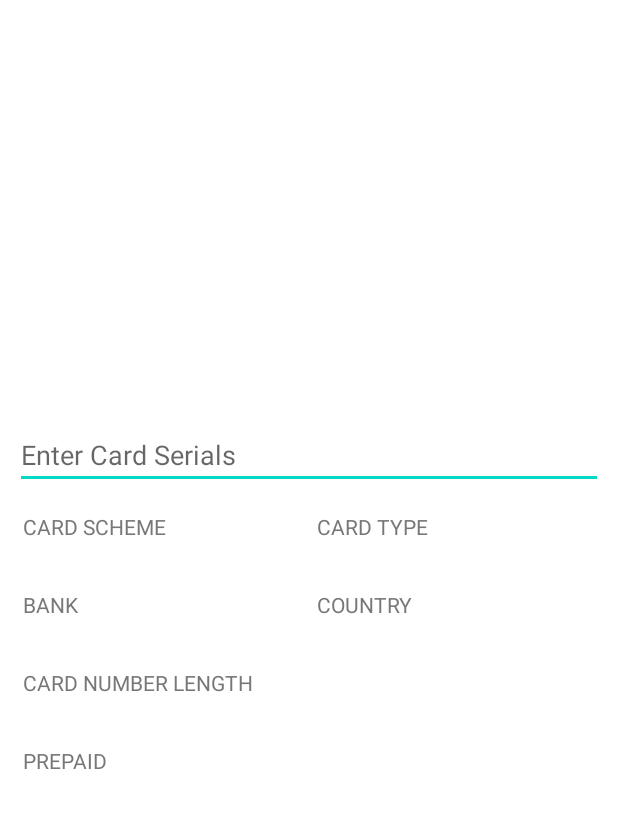
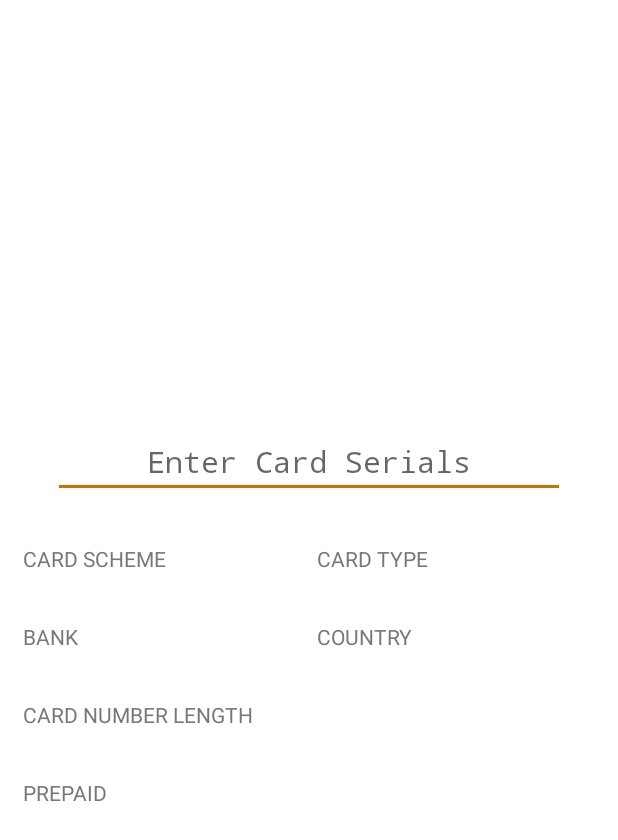
Before and after one commit to alexeluro/CardVerifier, an Android app: the layout activity_main.xml on its own in the app's theme, with its tools: preview values and no code run, on a phone screen of 412 x 824 dp. Shown: the top 840 px of the screen. Run offline under Robolectric (Android 15) with nearby library versions, the phone set to English and light mode, and no system bars; Roboto replaces fonts that are not available here.

Commit message:
app complete

```diff
--- a/app/src/main/AndroidManifest.xml
+++ b/app/src/main/AndroidManifest.xml
@@ -3,6 +3,8 @@
     package="com.inspiredcoda.cardverifier">
 
     <uses-permission android:name="android.permission.ACCESS_NETWORK_STATE" />
+    <uses-permission android:name="android.permission.INTERNET" />
+
     <application
         android:name=".BaseApplication"
         android:allowBackup="true"
--- a/app/src/main/java/com/inspiredcoda/cardverifier/data/CustomInterceptor.kt
+++ b/app/src/main/java/com/inspiredcoda/cardverifier/data/CustomInterceptor.kt
@@ -10,7 +10,7 @@ import okhttp3.Response
 class CustomInterceptor(private val context: Context): Interceptor{
     override fun intercept(chain: Interceptor.Chain): Response {
 
-        if (isInternetAvailable()){
+        if (!isInternetAvailable()){
             throw NoInternetException("Check you Internet Connection and try again")
         }
         return chain.proceed(chain.request())
--- a/app/src/main/java/com/inspiredcoda/cardverifier/data/repository/BaseRepository.kt
+++ b/app/src/main/java/com/inspiredcoda/cardverifier/data/repository/BaseRepository.kt
@@ -12,7 +12,7 @@ abstract class BaseRepository {
             return request.body()
         }else{
 
-            throw ApiException("An error occurred!")
+            throw ApiException("Error fetching card details!")
 
         }
 
--- a/app/src/main/java/com/inspiredcoda/cardverifier/data/repository/MainRepository.kt
+++ b/app/src/main/java/com/inspiredcoda/cardverifier/data/repository/MainRepository.kt
@@ -2,8 +2,11 @@ package com.inspiredcoda.cardverifier.data.repository
 
 import com.inspiredcoda.cardverifier.data.Api
 import com.inspiredcoda.cardverifier.data.response.CardDetailsResponse
+import javax.inject.Inject
 
-class MainRepository(private val api: Api): BaseRepository() {
+class MainRepository @Inject constructor(
+        private val api: Api
+): BaseRepository() {
 
     suspend fun getCardDetails(serials: String): CardDetailsResponse?{
         return apiRequest { api.getCardDetails(serials) }
--- a/app/src/main/java/com/inspiredcoda/cardverifier/di/AppModule.kt
+++ b/app/src/main/java/com/inspiredcoda/cardverifier/di/AppModule.kt
@@ -5,6 +5,7 @@ import android.content.Context
 import com.facebook.stetho.okhttp3.StethoInterceptor
 import com.inspiredcoda.cardverifier.data.Api
 import com.inspiredcoda.cardverifier.data.CustomInterceptor
+import com.inspiredcoda.cardverifier.utils.Constant.Remote.BASE_URL
 import com.jakewharton.retrofit2.adapter.kotlin.coroutines.CoroutineCallAdapterFactory
 import dagger.Module
 import dagger.Provides
@@ -34,7 +35,7 @@ class AppModule {
                 .build()
 
         return Retrofit.Builder()
-                .baseUrl("https://delivrr-api.herokuapp.com/")
+                .baseUrl(BASE_URL)
                 .addConverterFactory(GsonConverterFactory.create())
                 .addCallAdapterFactory(CoroutineCallAdapterFactory.invoke())
                 .client(client)
--- a/app/src/main/res/layout/activity_main.xml
+++ b/app/src/main/res/layout/activity_main.xml
@@ -19,12 +19,16 @@
         >
 
         <EditText
+            android:id="@+id/main_serial_input"
             android:layout_width="match_parent"
             android:layout_height="wrap_content"
-            android:id="@+id/main_serial_input"
+            android:layout_margin="25dp"
+            android:fontFamily="monospace"
+            android:gravity="center"
             android:hint="@string/enter_card_serials"
-            android:layout_marginBottom="10dp"
-            />
+            android:inputType="number"
+            android:maxLength="9"
+            android:textSize="20sp" />
 
         <LinearLayout
             android:layout_width="match_parent"
@@ -184,4 +188,17 @@
 
     </LinearLayout>
 
+
+    <ProgressBar
+        android:layout_width="wrap_content"
+        android:layout_height="wrap_content"
+        android:id="@+id/main_progress_bar"
+        android:visibility="gone"
+        app:layout_constraintTop_toTopOf="parent"
+        app:layout_constraintBottom_toBottomOf="parent"
+        app:layout_constraintStart_toStartOf="parent"
+        app:layout_constraintEnd_toEndOf="parent"
+        />
+
+
 </androidx.constraintlayout.widget.ConstraintLayout>
--- a/app/src/main/res/values/colors.xml
+++ b/app/src/main/res/values/colors.xml
@@ -1,8 +1,8 @@
 <?xml version="1.0" encoding="utf-8"?>
 <resources>
-    <color name="colorPrimary">#6200EE</color>
-    <color name="colorPrimaryDark">#3700B3</color>
-    <color name="colorAccent">#03DAC5</color>
+    <color name="colorPrimary">#FFFFFF</color>
+    <color name="colorPrimaryDark">#FFFFFF</color>
+    <color name="colorAccent">#CA7105</color>
 
     <color name="colorGrey">#777777</color>
     <color name="colorBlack">#000000</color>
```
Also changed, not shown: app/src/main/java/com/inspiredcoda/cardverifier/ui/MainActivity.kt (+50 -1 lines), app/src/main/java/com/inspiredcoda/cardverifier/ui/MainViewModel.kt (+28 -1 lines), app/src/main/java/com/inspiredcoda/cardverifier/ui/ResultStateCallback.kt (added, +11 -0 lines), app/src/main/java/com/inspiredcoda/cardverifier/utils/ViewUtils.kt (added, +18 -0 lines).
